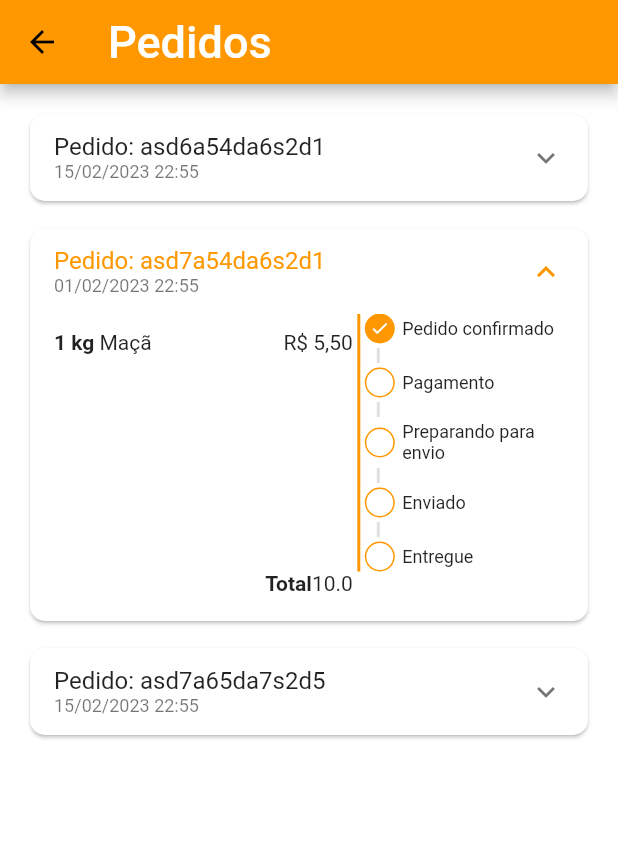
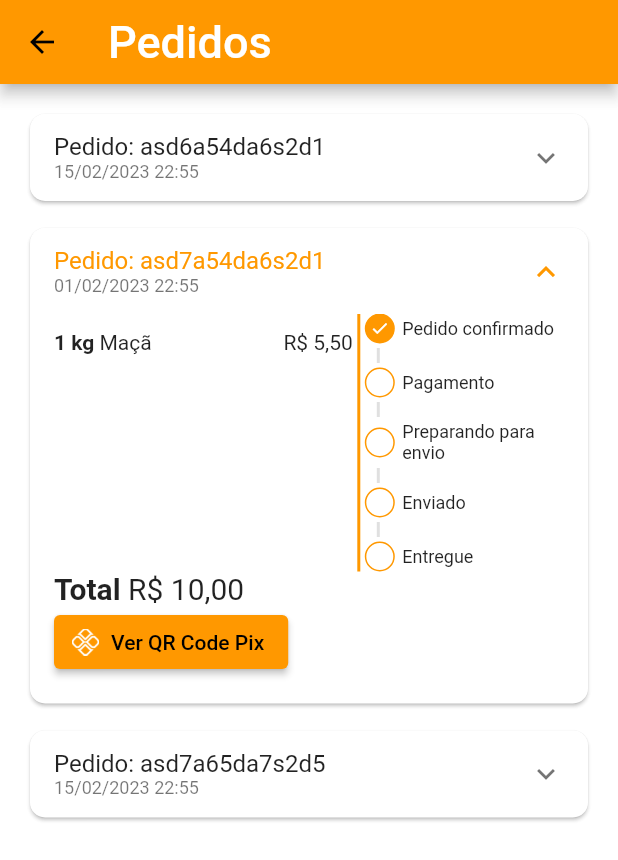
Before and after one commit to emersonbarina/quitanda-course-frontend, a Flutter app: the OrdersTab screen opened directly, on a phone screen of 412 x 824 dp. Shown: the top 860 px of the screen. Run offline on Flutter 3.47's test engine with Material 2 defaults, Android fonts, the phone set to English and light mode, and no system bars; our stand-ins replace animated_text_kit, badges, mask_text_input_formatter.

Commit message:
Login UI - OrderTab - ExpansionTile - Total - Inserting button

```diff
--- a/lib/scr/constants/texts.dart
+++ b/lib/scr/constants/texts.dart
@@ -36,6 +36,7 @@ const tOrderConfirmationDialogNo = 'Não';
 
 const tTileOrder = 'Pedido';
 const tOrderTotal = 'Total';
+const tOrderButtonPaid = 'Ver QR Code Pix';
 
 const tOrderStatusPendingPayment  = 'Pedido confirmado';
 const tOrderStatusRefunded = 'Cancelado';
--- a/lib/scr/pages/orders/widgets/order_tile.dart
+++ b/lib/scr/pages/orders/widgets/order_tile.dart
@@ -38,6 +38,7 @@ class OrderTile extends StatelessWidget {
             ],
           ),
           childrenPadding: const EdgeInsets.fromLTRB(16, 0, 16, 16),
+          expandedCrossAxisAlignment: CrossAxisAlignment.start,
           children: [
             IntrinsicHeight(
               child: Row(
@@ -74,18 +75,30 @@ class OrderTile extends StatelessWidget {
             // Total
             Text.rich(
               TextSpan(
+                style: const TextStyle(
+                  fontSize: 20,
+                ),
                 children: [
                   const TextSpan(
-                    text: tOrderTotal,
+                    text: '$tOrderTotal ',
                     style: TextStyle(
                       fontWeight: FontWeight.bold,
                     ),
                   ),
                   TextSpan(
-                    text: order.total.toString(),
+                    text: utilsServices.priceToCurrency(order.total),
                   ),
-                ]
+                ],
               ),
+            ),
+            // Botão de Pagamento
+            ElevatedButton.icon(
+              onPressed: () {},
+              icon: Image.asset(
+                'assets/common_images/pix.png',
+                height: 18,
+              ),
+              label: const Text(tOrderButtonPaid),
             ),
           ],
         ),
--- a/pubspec.yaml
+++ b/pubspec.yaml
@@ -66,6 +66,7 @@ flutter:
   # To add assets to your application, add an assets section, like this:
   assets:
     - assets/fruits/
+    - assets/common_images/
 
 
   # An image asset can refer to one or more resolution-specific "variants", see
```
Also changed, not shown: assets/common_images/pix.png (added).
